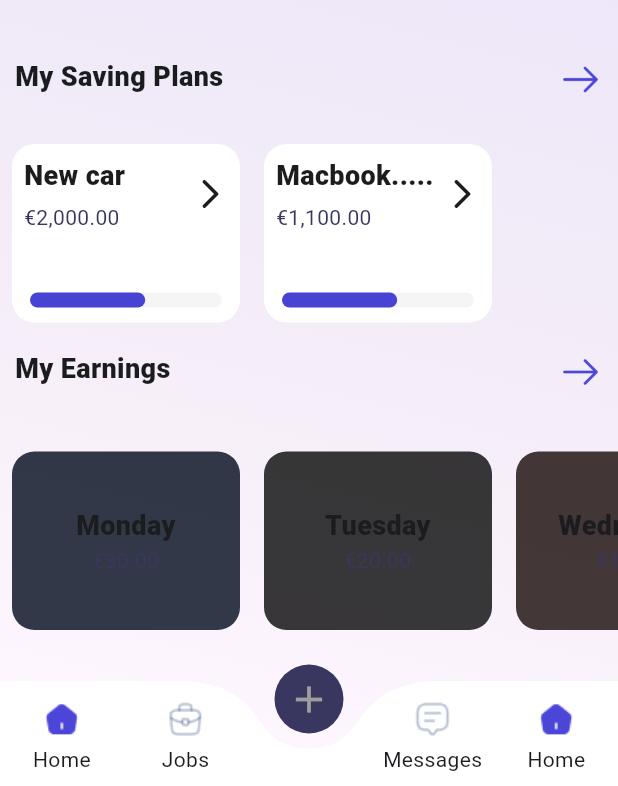
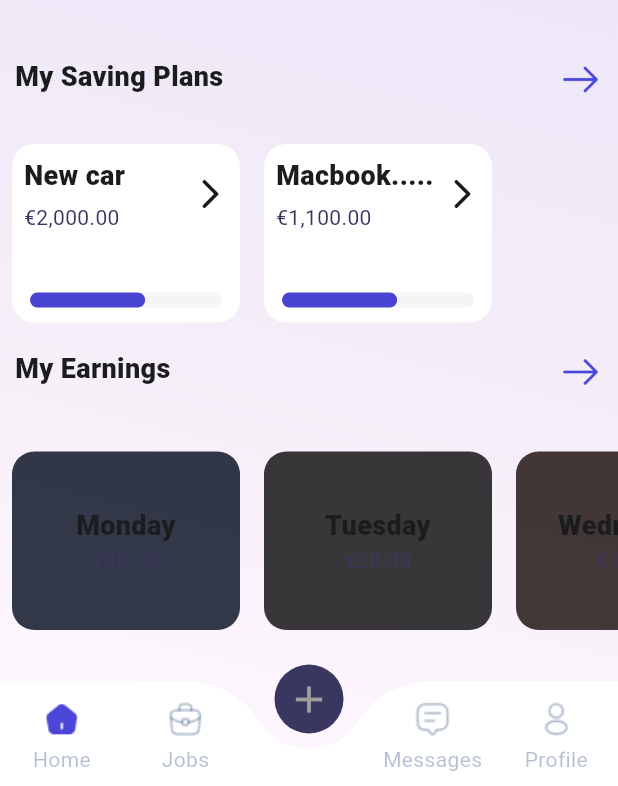
Before and after one commit to kiddo4/uniflex, a Flutter app: the HomePage screen opened directly, on a phone screen of 412 x 824 dp, the part 450-1236 px from its top. Run offline on Flutter 3.47's test engine with Material 3 defaults, Android fonts, the light colour scheme and no system bars; drawn by our look-alikes of curved_labeled_navigation_bar; our stand-ins replace flutter_screenutil, flutter_svg.

Commit message:
last update i guess

```diff
--- a/lib/page/home.dart
+++ b/lib/page/home.dart
@@ -24,17 +24,27 @@ class _HomePageState extends State<HomePage> {
               height: 25,
               ),
       label: 'Home',
+      labelStyle: const TextStyle(
+        color: Color.fromRGBO(2, 41, 100, 0.3)
+      )
       ),
+
     CurvedNavigationBarItem(
       child: Image.asset(
               Assets.breifcase,
               height: 25,
               ),
       label: 'Jobs',
+      labelStyle: const TextStyle(
+        color: Color.fromRGBO(2, 41, 100, 0.3)
+      )
       ),
-    CurvedNavigationBarItem(
+    const CurvedNavigationBarItem(
       child: Icon(Icons.add, size: 30,),
-      label: ''
+      label: '',
+      labelStyle: TextStyle(
+        color: Color.fromRGBO(2, 41, 100, 0.3)
+      )
       ),
    CurvedNavigationBarItem(
       child: Image.asset(
@@ -42,13 +52,19 @@ class _HomePageState extends State<HomePage> {
               height: 25,
               ),
       label: 'Messages',
+      labelStyle: const TextStyle(
+        color: Color.fromRGBO(2, 41, 100, 0.3)
+      )
       ),
     CurvedNavigationBarItem(
       child: Image.asset(
-              Assets.home,
+              Assets.profile,
               height: 25,
               ),
-      label: 'Home',
+      label: 'Profile',
+      labelStyle: const TextStyle(
+        color: Color.fromRGBO(2, 41, 100, 0.3)
+      )
       ),
   ];
   final int index = 2;
--- a/lib/ui/assets.dart
+++ b/lib/ui/assets.dart
@@ -13,4 +13,5 @@ class Assets {
   static const String recieve = 'assets/Icon-2.png';
   static const String withdraw = 'assets/Icon-3.png';
   static const String more = 'assets/Icon.png';
+  static const String profile = 'assets/profile.png';
 }
```
